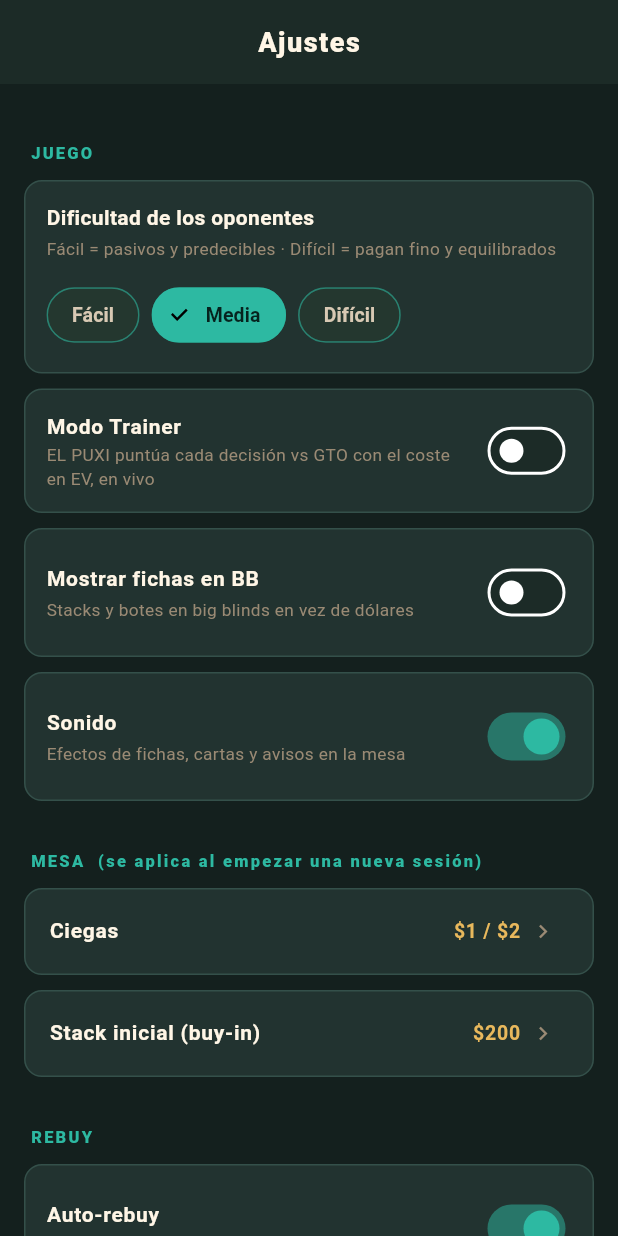
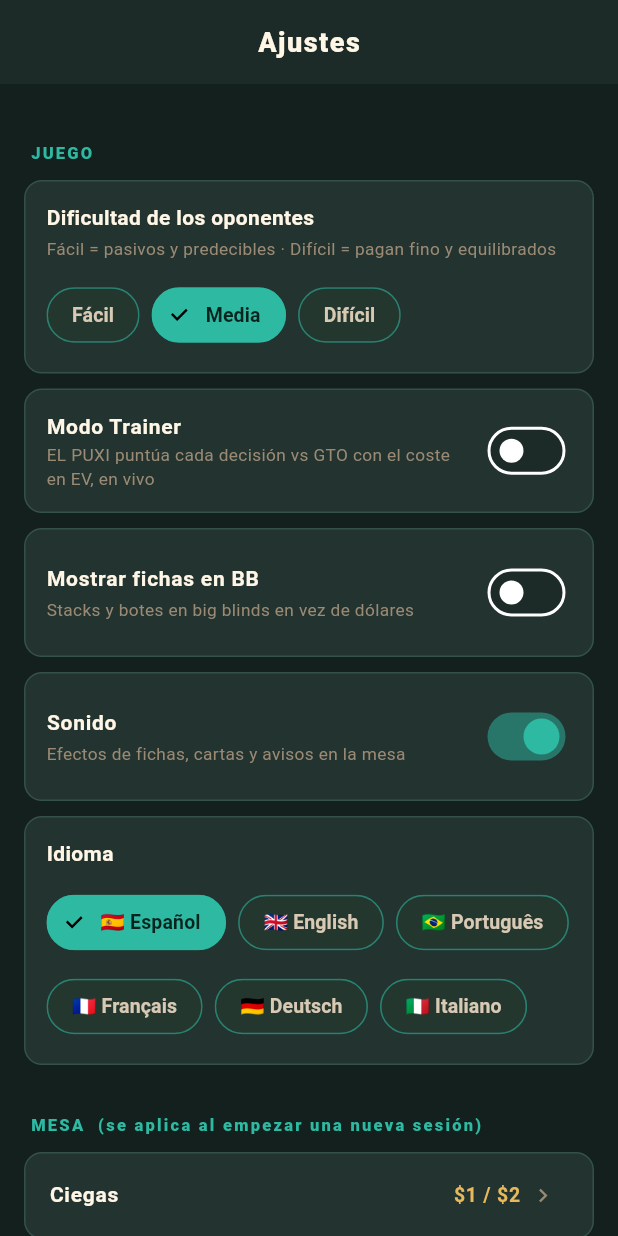
Before and after one commit to natxocasino17/poker-gto-trainer-2, a Flutter app: the SettingsScreen screen opened directly, on a phone screen of 412 x 824 dp. Run offline on Flutter 3.47's test engine with Material 3 defaults, Android fonts, the phone set to English and light mode, and no system bars; our stand-ins replace audioplayers, shared_preferences; accounts and stored records are empty.

Commit message:
Fix verdicto incongruente del analisis + mover idioma a Ajustes
- Analizador: el veredicto (optima/marginal/error) y la equity del badge salen
  de la MISMA recomendacion en vivo (TrainerGrader vs rec). Ya no puede decir
  'GTO optimo: CALL' y a la vez marcar 'marginal'; ni mostrar dos equities
  distintas (49.8% vs 52.7%).
- Idioma movido a la pantalla de Ajustes (seccion IDIOMA); el engranaje del
  lobby ahora abre Ajustes completo.

```diff
--- a/lib/presentation/screens/play/play_screen.dart
+++ b/lib/presentation/screens/play/play_screen.dart
@@ -18,6 +18,7 @@ import '../simulator/simulator_screen.dart';
 import '../puxi/puxi_chat_screen.dart';
 import '../heatmap/range_heatmap_screen.dart';
 import '../progress/progress_screen.dart';
+import '../settings/settings_screen.dart';
 import '../../../core/i18n/i18n.dart';
 
 class PlayScreen extends StatelessWidget {
@@ -1061,7 +1062,9 @@ class _LobbyView extends StatelessWidget {
                         _LobbyChipButton(
                           icon: Icons.settings,
                           label: I18n.t('settings'),
-                          onTap: () => _openSettings(context, gp),
+                          onTap: () => Navigator.of(context).push(
+                            MaterialPageRoute(builder: (_) => const SettingsScreen()),
+                          ),
                         ),
                       ],
                     ),
--- a/lib/presentation/screens/settings/settings_screen.dart
+++ b/lib/presentation/screens/settings/settings_screen.dart
@@ -2,6 +2,7 @@ import 'package:flutter/material.dart';
 import 'package:flutter/services.dart';
 import 'package:provider/provider.dart';
 import '../../../core/constants/app_colors.dart';
+import '../../../core/i18n/i18n.dart';
 import '../../../core/utils/hand_export.dart';
 import '../../providers/game_provider.dart';
 import '../heatmap/range_heatmap_screen.dart';
@@ -69,6 +70,29 @@ class SettingsScreen extends StatelessWidget {
             subtitle: 'Efectos de fichas, cartas y avisos en la mesa',
             value: gp.soundEnabled,
             onChanged: gp.setSoundEnabled,
+          ),
+          _tile(
+            title: I18n.t('language'),
+            child: Wrap(
+              spacing: 8,
+              runSpacing: 8,
+              children: [
+                for (final e in I18n.supported.entries)
+                  ChoiceChip(
+                    label: Text(e.value),
+                    selected: gp.localeCode == e.key,
+                    onSelected: (_) => gp.setLocale(e.key),
+                    selectedColor: AppColors.accent,
+                    backgroundColor: AppColors.surfaceElevated,
+                    labelStyle: TextStyle(
+                      color: gp.localeCode == e.key
+                          ? const Color(0xFF06231E)
+                          : AppColors.textSecondary,
+                      fontWeight: FontWeight.w700,
+                    ),
+                  ),
+              ],
+            ),
           ),
 
           _section('MESA  (se aplica al empezar una nueva sesión)'),
```
Also changed, not shown: lib/engine/ai_analyst.dart (+18 -5 lines).
